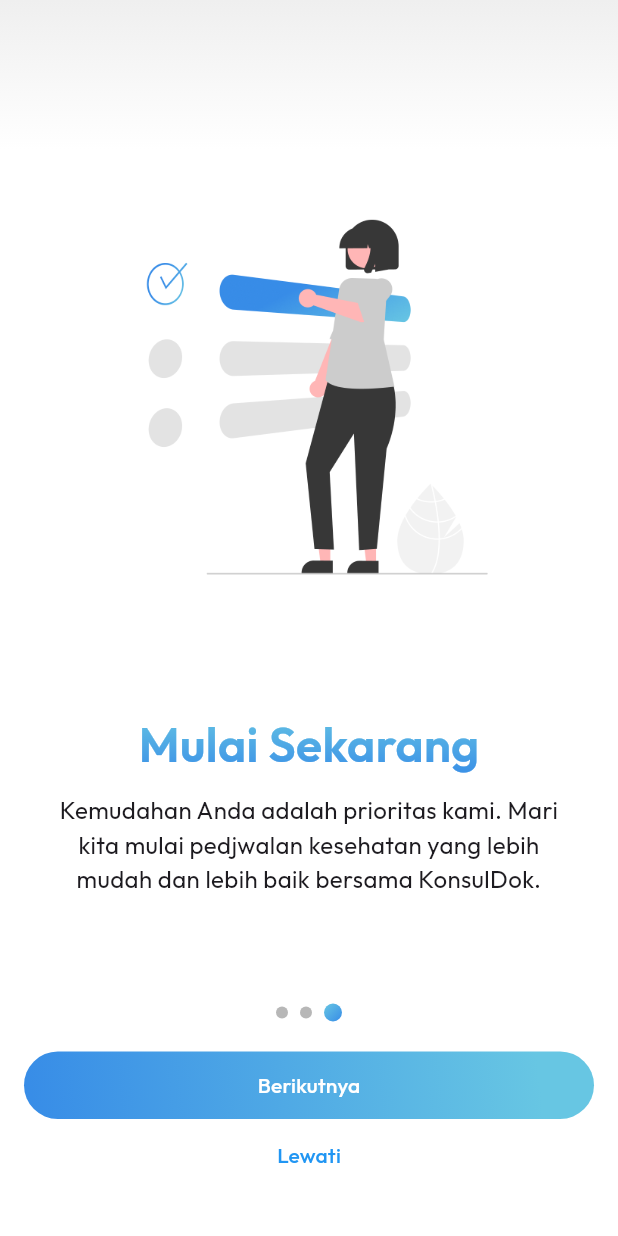
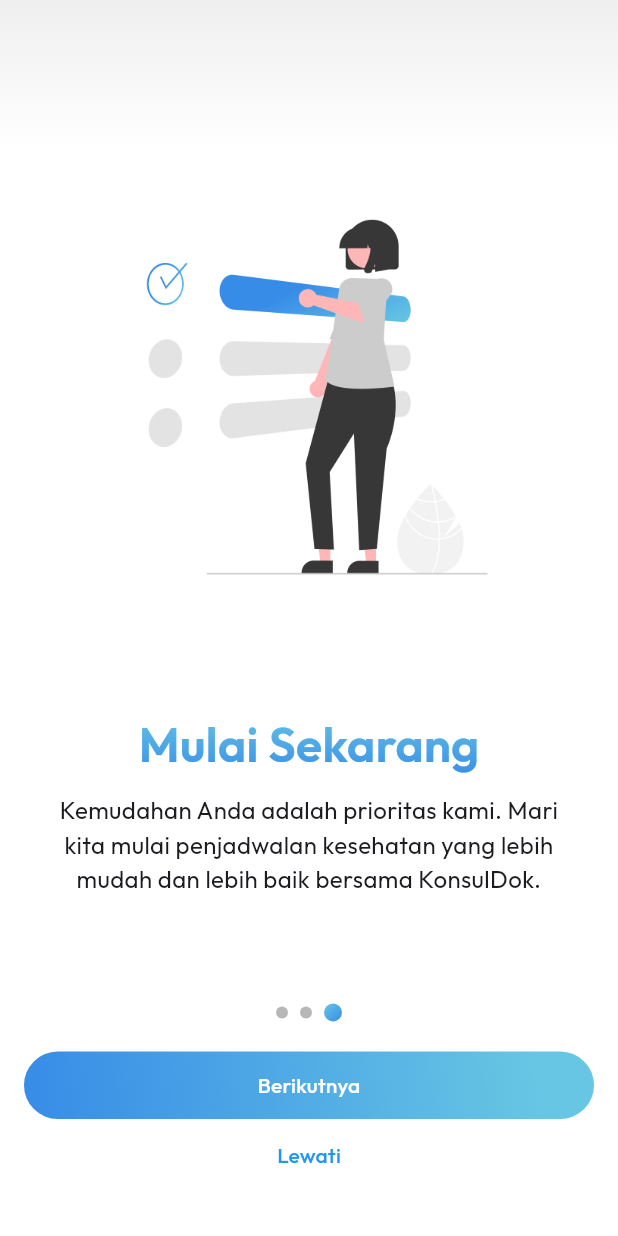
Before and after one commit to iqbal-rahmatullah/KonsulDok-App, a Flutter app: the OnboardingScreen screen opened directly, swiped to page 3, on a phone screen of 412 x 824 dp. Run offline on Flutter 3.47's test engine with Material 3 defaults, Android fonts, the phone set to English and light mode, and no system bars; our stand-ins replace date_picker_timeline, flutter_rating_bar, fpdart, hive, simple_gradient_text; missing offline and left inert: svg_flutter; accounts and stored records are empty.

Commit message:
ada yang typo tadi

```diff
--- a/lib/pages/onboarding.dart
+++ b/lib/pages/onboarding.dart
@@ -31,7 +31,7 @@ class _OnboardingScreenState extends State<OnboardingScreen> {
           context,
           MyColor.putih,
           'Mulai Sekarang',
-          'Kemudahan Anda adalah prioritas kami. Mari kita mulai pedjwalan kesehatan yang lebih mudah dan lebih baik bersama KonsulDok.',
+          'Kemudahan Anda adalah prioritas kami. Mari kita mulai penjadwalan kesehatan yang lebih mudah dan lebih baik bersama KonsulDok.',
           'assets/images/ob_mulai2.png'),
     ];
   }
```
